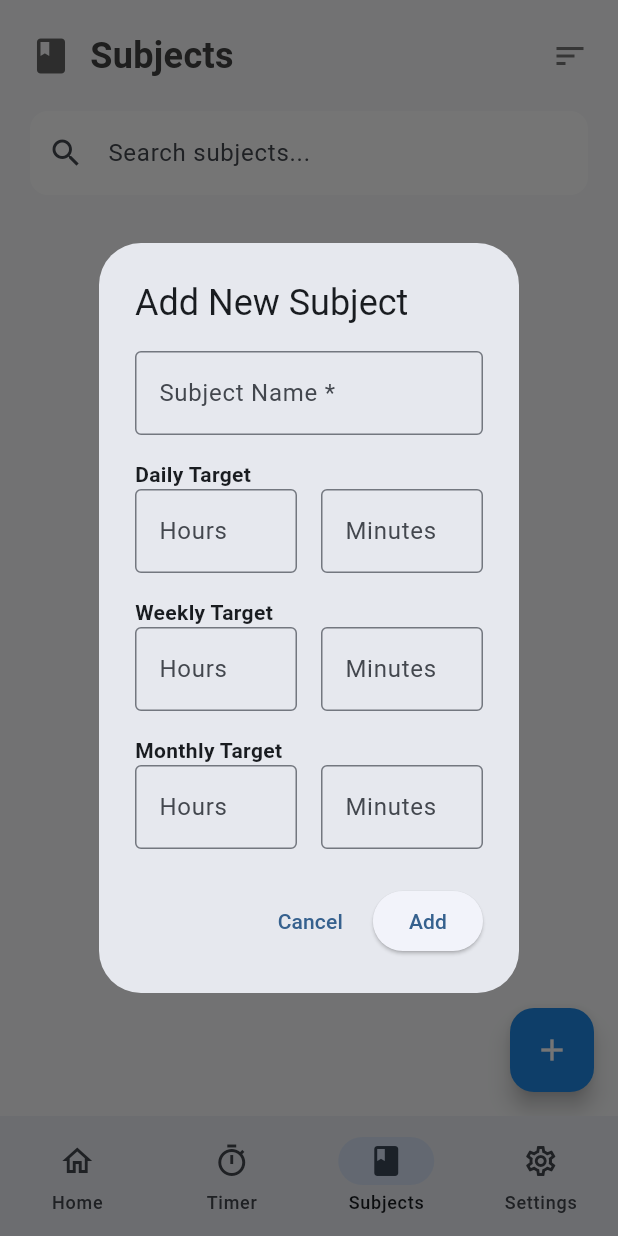
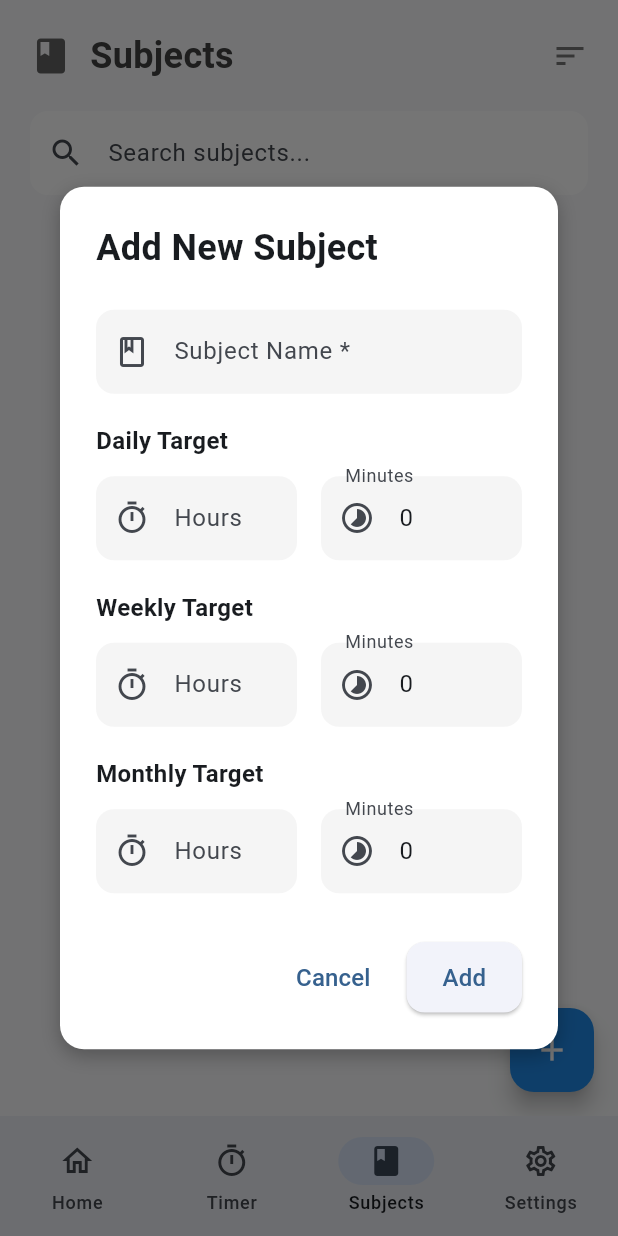
Before and after one commit to suvojit213/study_planner, a Flutter app: the screen it shows after launch, item 3 of the bottom bar chosen, after a tap on the "add" icon, on a phone screen of 412 x 824 dp. Run offline on Flutter 3.47's test engine with Material 3 defaults, Android fonts, the phone set to English and light mode, and no system bars; our stand-ins replace file_picker, flutter_colorpicker, flutter_local_notifications, flutter_speed_dial, lottie, shared_preferences and 1 more; missing offline and left inert: flutter_background_service, flutter_ringtone_player; accounts and stored records are empty.

Commit message:
refactor: improve UI of add/edit subject dialog

```diff
--- a/lib/screens/subjects_screen.dart
+++ b/lib/screens/subjects_screen.dart
@@ -44,14 +44,15 @@ class _SubjectsScreenState extends State<SubjectsScreen> {
     });
   }
 
-  void _showAddSubjectDialog() {
-    final nameController = TextEditingController();
-    final dailyHoursController = TextEditingController();
-    final dailyMinutesController = TextEditingController();
-    final weeklyHoursController = TextEditingController();
-    final weeklyMinutesController = TextEditingController();
-    final monthlyHoursController = TextEditingController();
-    final monthlyMinutesController = TextEditingController();
+  void _showSubjectDialog({Subject? subject}) {
+    final isEditing = subject != null;
+    final nameController = TextEditingController(text: subject?.name ?? '');
+    final dailyHoursController = TextEditingController(text: subject?.dailyTarget?.inHours.toString() ?? '');
+    final dailyMinutesController = TextEditingController(text: ((subject?.dailyTarget?.inMinutes ?? 0) % 60).toString());
+    final weeklyHoursController = TextEditingController(text: subject?.weeklyTarget?.inHours.toString() ?? '');
+    final weeklyMinutesController = TextEditingController(text: ((subject?.weeklyTarget?.inMinutes ?? 0) % 60).toString());
+    final monthlyHoursController = TextEditingController(text: subject?.monthlyTarget?.inHours.toString() ?? '');
+    final monthlyMinutesController = TextEditingController(text: ((subject?.monthlyTarget?.inMinutes ?? 0) % 60).toString());
 
     void calculateTargets() {
       final dailyHours = int.tryParse(dailyHoursController.text) ?? 0;
@@ -80,32 +81,66 @@ class _SubjectsScreenState extends State<SubjectsScreen> {
     showDialog(
       context: context,
       builder: (context) {
-        return StatefulBuilder(
-          builder: (context, setState) {
-            return AlertDialog(
-              title: const Text('Add New Subject'),
-              content: SingleChildScrollView(
+        return Dialog(
+          shape: RoundedRectangleBorder(borderRadius: BorderRadius.circular(16)),
+          elevation: 0,
+          backgroundColor: Colors.transparent,
+          child: Container(
+            padding: const EdgeInsets.all(24),
+            decoration: BoxDecoration(
+              color: Colors.white,
+              borderRadius: BorderRadius.circular(16),
+              boxShadow: const [
+                BoxShadow(
+                  color: Colors.black26,
+                  blurRadius: 10,
+                  offset: Offset(0, 4),
+                ),
+              ],
+            ),
+            child: SingleChildScrollView(
               child: Column(
                 mainAxisSize: MainAxisSize.min,
                 crossAxisAlignment: CrossAxisAlignment.start,
                 children: [
+                  Text(
+                    isEditing ? 'Edit Subject' : 'Add New Subject',
+                    style: const TextStyle(
+                      fontSize: 24,
+                      fontWeight: FontWeight.bold,
+                    ),
+                  ),
+                  const SizedBox(height: 24),
                   TextField(
                     controller: nameController,
-                      decoration: const InputDecoration(
+                    decoration: InputDecoration(
                       labelText: 'Subject Name *',
-                        border: OutlineInputBorder(),
+                      filled: true,
+                      fillColor: Colors.grey[100],
+                      border: OutlineInputBorder(
+                        borderRadius: BorderRadius.circular(12),
+                        borderSide: BorderSide.none,
+                      ),
+                      prefixIcon: const Icon(Icons.book_outlined),
                     ),
                   ),
-                    const SizedBox(height: 16),
-                    const Text('Daily Target', style: TextStyle(fontWeight: FontWeight.bold)),
+                  const SizedBox(height: 20),
+                  const Text('Daily Target', style: TextStyle(fontWeight: FontWeight.bold, fontSize: 16)),
+                  const SizedBox(height: 12),
                   Row(
                     children: [
                       Expanded(
                         child: TextField(
                           controller: dailyHoursController,
-                            decoration: const InputDecoration(
+                          decoration: InputDecoration(
                             labelText: 'Hours',
-                              border: OutlineInputBorder(),
+                            filled: true,
+                            fillColor: Colors.grey[100],
+                            border: OutlineInputBorder(
+                              borderRadius: BorderRadius.circular(12),
+                              borderSide: BorderSide.none,
+                            ),
+                            prefixIcon: const Icon(Icons.timer_outlined),
                           ),
                           keyboardType: TextInputType.number,
                         ),
@@ -114,25 +149,38 @@ class _SubjectsScreenState extends State<SubjectsScreen> {
                       Expanded(
                         child: TextField(
                           controller: dailyMinutesController,
-                            decoration: const InputDecoration(
+                          decoration: InputDecoration(
                             labelText: 'Minutes',
-                              border: OutlineInputBorder(),
+                            filled: true,
+                            fillColor: Colors.grey[100],
+                            border: OutlineInputBorder(
+                              borderRadius: BorderRadius.circular(12),
+                              borderSide: BorderSide.none,
+                            ),
+                            prefixIcon: const Icon(Icons.timelapse_outlined),
                           ),
                           keyboardType: TextInputType.number,
                         ),
                       ),
                     ],
                   ),
-                    const SizedBox(height: 16),
-                    const Text('Weekly Target', style: TextStyle(fontWeight: FontWeight.bold)),
+                  const SizedBox(height: 20),
+                  const Text('Weekly Target', style: TextStyle(fontWeight: FontWeight.bold, fontSize: 16)),
+                  const SizedBox(height: 12),
                   Row(
                     children: [
                       Expanded(
                         child: TextField(
                           controller: weeklyHoursController,
-                            decoration: const InputDecoration(
+                          decoration: InputDecoration(
                             labelText: 'Hours',
-                              border: OutlineInputBorder(),
+                            filled: true,
+                            fillColor: Colors.grey[100],
+                            border: OutlineInputBorder(
+                              borderRadius: BorderRadius.circular(12),
+                              borderSide: BorderSide.none,
+                            ),
+                            prefixIcon: const Icon(Icons.timer_outlined),
                           ),
                           keyboardType: TextInputType.number,
                         ),
@@ -141,25 +189,38 @@ class _SubjectsScreenState extends State<SubjectsScreen> {
                       Expanded(
                         child: TextField(
                           controller: weeklyMinutesController,
-                            decoration: const InputDecoration(
+                          decoration: InputDecoration(
                             labelText: 'Minutes',
-                              border: OutlineInputBorder(),
+                            filled: true,
+                            fillColor: Colors.grey[100],
+                            border: OutlineInputBorder(
+                              borderRadius: BorderRadius.circular(12),
+                              borderSide: BorderSide.none,
+                            ),
+                            prefixIcon: const Icon(Icons.timelapse_outlined),
                           ),
                           keyboardType: TextInputType.number,
                         ),
                       ),
                     ],
                   ),
-                    const SizedBox(height: 16),
-                    const Text('Monthly Target', style: TextStyle(fontWeight: FontWeight.bold)),
+                  const SizedBox(height: 20),
+                  const Text('Monthly Target', style: TextStyle(fontWeight: FontWeight.bold, fontSize: 16)),
+                  const SizedBox(height: 12),
                   Row(
                     children: [
                       Expanded(
                         child: TextField(
                           controller: monthlyHoursController,
-                            decoration: const InputDecoration(
+                          decoration: InputDecoration(
                             labelText: 'Hours',
-                              border: OutlineInputBorder(),
+                            filled: true,
+                            fillColor: Colors.grey[100],
+                            border: OutlineInputBorder(
+                              borderRadius: BorderRadius.circular(12),
+                              borderSide: BorderSide.none,
+                            ),
+                            prefixIcon: const Icon(Icons.timer_outlined),
                           ),
                           keyboardType: TextInputType.number,
                         ),
@@ -168,27 +229,34 @@ class _SubjectsScreenState extends State<SubjectsScreen> {
                       Expanded(
                         child: TextField(
                           controller: monthlyMinutesController,
-                            decoration: const InputDecoration(
+                          decoration: InputDecoration(
                             labelText: 'Minutes',
-                              border: OutlineInputBorder(),
+                            filled: true,
+                            fillColor: Colors.grey[100],
+                            border: OutlineInputBorder(
+                              borderRadius: BorderRadius.circular(12),
+                              borderSide: BorderSide.none,
+                            ),
+                            prefixIcon: const Icon(Icons.timelapse_outlined),
                           ),
                           keyboardType: TextInputType.number,
                         ),
                       ),
                     ],
                   ),
-                  ],
-                ),
-              ),
-              actions: [
+                  const SizedBox(height: 32),
+                  Row(
+                    mainAxisAlignment: MainAxisAlignment.end,
+                    children: [
                       TextButton(
                         onPressed: () {
                           dailyHoursController.removeListener(calculateTargets);
                           dailyMinutesController.removeListener(calculateTargets);
                           Navigator.pop(context);
                         },
-                  child: const Text('Cancel'),
+                        child: const Text('Cancel', style: TextStyle(fontSize: 16)),
                       ),
+                      const SizedBox(width: 12),
                       ElevatedButton(
                         onPressed: () async {
                           if (nameController.text.trim().isEmpty) {
@@ -208,196 +276,7 @@ class _SubjectsScreenState extends State<SubjectsScreen> {
                           final monthlyMinutes = int.tryParse(monthlyMinutesController.text) ?? 0;
                           final monthlyTarget = Duration(hours: monthlyHours, minutes: monthlyMinutes);
 
-                    final success = await _subjectService.addSubject(
-                      name: nameController.text.trim(),
-                      dailyTarget: dailyTarget.inMinutes > 0 ? dailyTarget : null,
-                      weeklyTarget: weeklyTarget.inMinutes > 0 ? weeklyTarget : null,
-                      monthlyTarget: monthlyTarget.inMinutes > 0 ? monthlyTarget : null,
-                    );
-
-                    if (success) {
-                      dailyHoursController.removeListener(calculateTargets);
-                      dailyMinutesController.removeListener(calculateTargets);
-                      Navigator.pop(context);
-                      _showSnackBar('Subject added successfully!', Colors.green);
-                    } else {
-                      _showSnackBar('Subject with this name already exists', Colors.red);
-                    }
-                  },
-                  child: const Text('Add'),
-                ),
-              ],
-            );
-          },
-        );
-      },
-    );
-  }
-
-  void _showEditSubjectDialog(Subject subject) {
-    final nameController = TextEditingController(text: subject.name);
-    final dailyHoursController = TextEditingController(text: subject.dailyTarget?.inHours.toString() ?? '');
-    final dailyMinutesController = TextEditingController(text: ((subject.dailyTarget?.inMinutes ?? 0) % 60).toString());
-    final weeklyHoursController = TextEditingController(text: subject.weeklyTarget?.inHours.toString() ?? '');
-    final weeklyMinutesController = TextEditingController(text: ((subject.weeklyTarget?.inMinutes ?? 0) % 60).toString());
-    final monthlyHoursController = TextEditingController(text: subject.monthlyTarget?.inHours.toString() ?? '');
-    final monthlyMinutesController = TextEditingController(text: ((subject.monthlyTarget?.inMinutes ?? 0) % 60).toString());
-
-    void calculateTargets() {
-      final dailyHours = int.tryParse(dailyHoursController.text) ?? 0;
-      final dailyMinutes = int.tryParse(dailyMinutesController.text) ?? 0;
-      final totalDailyMinutes = dailyHours * 60 + dailyMinutes;
-
-      if (totalDailyMinutes > 0) {
-        final weeklyMinutes = totalDailyMinutes * 7;
-        final monthlyMinutes = totalDailyMinutes * 30;
-
-        weeklyHoursController.text = (weeklyMinutes ~/ 60).toString();
-        weeklyMinutesController.text = (weeklyMinutes % 60).toString();
-        monthlyHoursController.text = (monthlyMinutes ~/ 60).toString();
-        monthlyMinutesController.text = (monthlyMinutes % 60).toString();
-      } else {
-        weeklyHoursController.clear();
-        weeklyMinutesController.clear();
-        monthlyHoursController.clear();
-        monthlyMinutesController.clear();
-      }
-    }
-
-    dailyHoursController.addListener(calculateTargets);
-    dailyMinutesController.addListener(calculateTargets);
-
-    showDialog(
-      context: context,
-      builder: (context) {
-        return StatefulBuilder(
-          builder: (context, setState) {
-            return AlertDialog(
-              title: const Text('Edit Subject'),
-              content: SingleChildScrollView(
-                child: Column(
-                  mainAxisSize: MainAxisSize.min,
-                  crossAxisAlignment: CrossAxisAlignment.start,
-                  children: [
-                    TextField(
-                      controller: nameController,
-                      decoration: const InputDecoration(
-                        labelText: 'Subject Name *',
-                        border: OutlineInputBorder(),
-                      ),
-                    ),
-                    const SizedBox(height: 16),
-                    const Text('Daily Target', style: TextStyle(fontWeight: FontWeight.bold)),
-                    Row(
-                      children: [
-                        Expanded(
-                          child: TextField(
-                            controller: dailyHoursController,
-                            decoration: const InputDecoration(
-                              labelText: 'Hours',
-                              border: OutlineInputBorder(),
-                            ),
-                            keyboardType: TextInputType.number,
-                          ),
-                        ),
-                        const SizedBox(width: 16),
-                        Expanded(
-                          child: TextField(
-                            controller: dailyMinutesController,
-                            decoration: const InputDecoration(
-                              labelText: 'Minutes',
-                              border: OutlineInputBorder(),
-                            ),
-                            keyboardType: TextInputType.number,
-                          ),
-                        ),
-                      ],
-                    ),
-                    const SizedBox(height: 16),
-                    const Text('Weekly Target', style: TextStyle(fontWeight: FontWeight.bold)),
-                    Row(
-                      children: [
-                        Expanded(
-                          child: TextField(
-                            controller: weeklyHoursController,
-                            decoration: const InputDecoration(
-                              labelText: 'Hours',
-                              border: OutlineInputBorder(),
-                            ),
-                            keyboardType: TextInputType.number,
-                          ),
-                        ),
-                        const SizedBox(width: 16),
-                        Expanded(
-                          child: TextField(
-                            controller: weeklyMinutesController,
-                            decoration: const InputDecoration(
-                              labelText: 'Minutes',
-                              border: OutlineInputBorder(),
-                            ),
-                            keyboardType: TextInputType.number,
-                          ),
-                        ),
-                      ],
-                    ),
-                    const SizedBox(height: 16),
-                    const Text('Monthly Target', style: TextStyle(fontWeight: FontWeight.bold)),
-                    Row(
-                      children: [
-                        Expanded(
-                          child: TextField(
-                            controller: monthlyHoursController,
-                            decoration: const InputDecoration(
-                              labelText: 'Hours',
-                              border: OutlineInputBorder(),
-                            ),
-                            keyboardType: TextInputType.number,
-                          ),
-                        ),
-                        const SizedBox(width: 16),
-                        Expanded(
-                          child: TextField(
-                            controller: monthlyMinutesController,
-                            decoration: const InputDecoration(
-                              labelText: 'Minutes',
-                              border: OutlineInputBorder(),
-                            ),
-                            keyboardType: TextInputType.number,
-                          ),
-                        ),
-                      ],
-                    ),
-                  ],
-                ),
-              ),
-              actions: [
-                TextButton(
-                  onPressed: () {
-                    dailyHoursController.removeListener(calculateTargets);
-                    dailyMinutesController.removeListener(calculateTargets);
-                    Navigator.pop(context);
-                  },
-                  child: const Text('Cancel'),
-                ),
-                ElevatedButton(
-                  onPressed: () async {
-                    if (nameController.text.trim().isEmpty) {
-                      _showSnackBar('Please fill in all required fields', Colors.red);
-                      return;
-                    }
-
-                    final dailyHours = int.tryParse(dailyHoursController.text) ?? 0;
-                    final dailyMinutes = int.tryParse(dailyMinutesController.text) ?? 0;
-                    final dailyTarget = Duration(hours: dailyHours, minutes: dailyMinutes);
-
-                    final weeklyHours = int.tryParse(weeklyHoursController.text) ?? 0;
-                    final weeklyMinutes = int.tryParse(weeklyMinutesController.text) ?? 0;
-                    final weeklyTarget = Duration(hours: weeklyHours, minutes: weeklyMinutes);
-
-                    final monthlyHours = int.tryParse(monthlyHoursController.text) ?? 0;
-                    final monthlyMinutes = int.tryParse(monthlyMinutesController.text) ?? 0;
-                    final monthlyTarget = Duration(hours: monthlyHours, minutes: monthlyMinutes);
-
+                          if (isEditing) {
                             final updatedSubject = subject.copyWith(
                               name: nameController.text.trim(),
                               dailyTarget: dailyTarget.inMinutes > 0 ? dailyTarget : null,
@@ -415,12 +294,38 @@ class _SubjectsScreenState extends State<SubjectsScreen> {
                             } else {
                               _showSnackBar('Failed to update subject', Colors.red);
                             }
+                          } else {
+                            final success = await _subjectService.addSubject(
+                              name: nameController.text.trim(),
+                              dailyTarget: dailyTarget.inMinutes > 0 ? dailyTarget : null,
+                              weeklyTarget: weeklyTarget.inMinutes > 0 ? weeklyTarget : null,
+                              monthlyTarget: monthlyTarget.inMinutes > 0 ? monthlyTarget : null,
+                            );
+
+                            if (success) {
+                              dailyHoursController.removeListener(calculateTargets);
+                              dailyMinutesController.removeListener(calculateTargets);
+                              Navigator.pop(context);
+                              _showSnackBar('Subject added successfully!', Colors.green);
+                            } else {
+                              _showSnackBar('Subject with this name already exists', Colors.red);
+                            }
+                          }
                         },
-                  child: const Text('Update'),
+                        style: ElevatedButton.styleFrom(
+                          padding: const EdgeInsets.symmetric(horizontal: 24, vertical: 12),
+                          shape: RoundedRectangleBorder(
+                            borderRadius: BorderRadius.circular(12),
+                          ),
+                        ),
+                        child: Text(isEditing ? 'Update' : 'Add', style: const TextStyle(fontSize: 16)),
                       ),
                     ],
-            );
-          },
+                  ),
+                ],
+              ),
+            ),
+          ),
         );
       },
     );
@@ -494,7 +399,7 @@ class _SubjectsScreenState extends State<SubjectsScreen> {
         ),
       ),
       floatingActionButton: FloatingActionButton(
-        onPressed: _showAddSubjectDialog,
+        onPressed: () => _showSubjectDialog(),
         backgroundColor: Colors.blue[600],
         child: const Icon(Icons.add, color: Colors.white),
       ),
@@ -673,7 +578,7 @@ class _SubjectsScreenState extends State<SubjectsScreen> {
             onSelected: (value) {
               switch (value) {
                 case 'edit':
-                  _showEditSubjectDialog(subject);
+                  _showSubjectDialog(subject: subject);
                   break;
                 case 'delete':
                   _showDeleteConfirmation(subject);
```
Lines whose indentation alone changed are shown as unchanged.
